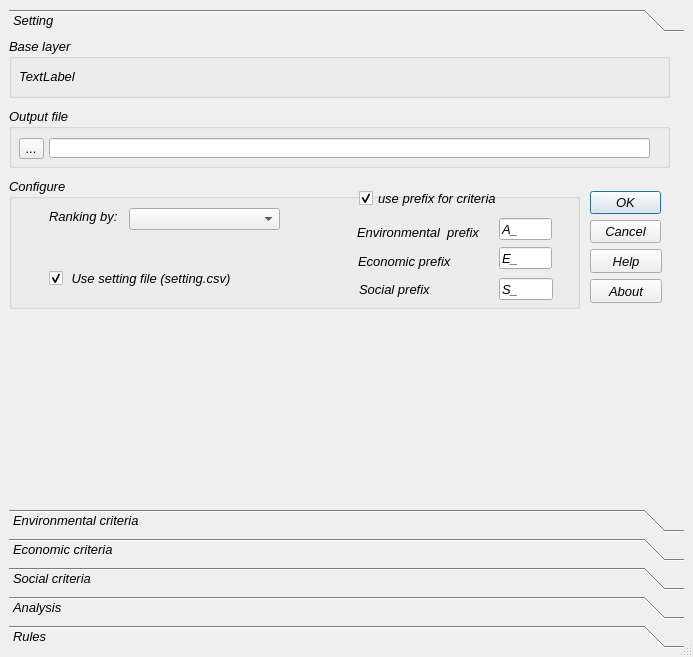
gmassei/geoUmbriaSUIT, file geoSUIT.ui: the form before one commit.
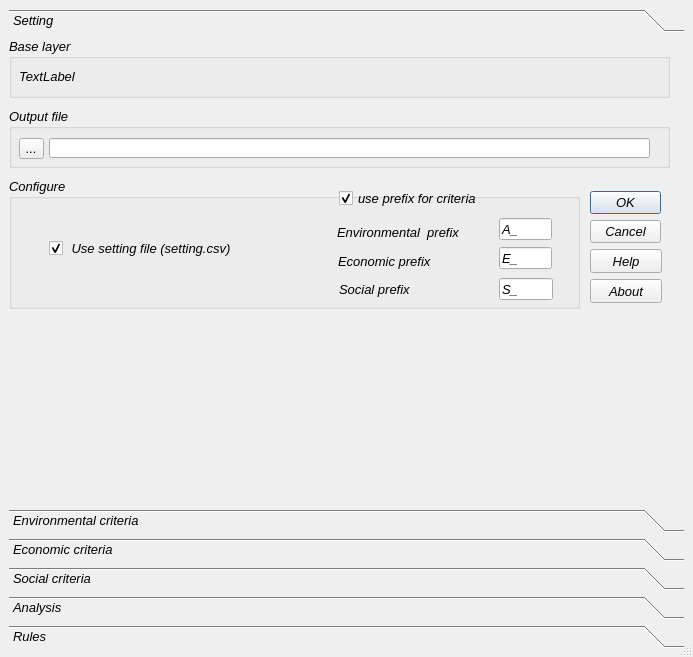
The form after the commit.

```diff
--- a/geoSUIT.ui
+++ b/geoSUIT.ui
@@ -163,7 +163,7 @@
         <property name="geometry">
          <rect>
           <x>40</x>
-          <y>90</y>
+          <y>60</y>
           <width>191</width>
           <height>21</height>
          </rect>
@@ -175,35 +175,6 @@
          <bool>true</bool>
         </property>
        </widget>
-       <widget class="QComboBox" name="algorithmCBox">
-        <property name="geometry">
-         <rect>
-          <x>120</x>
-          <y>30</y>
-          <width>151</width>
-          <height>22</height>
-         </rect>
-        </property>
-        <property name="editable">
-         <bool>false</bool>
-        </property>
-        <property name="maxVisibleItems">
-         <number>3</number>
-        </property>
-       </widget>
-       <widget class="QLabel" name="Ranking">
-        <property name="geometry">
-         <rect>
-          <x>40</x>
-          <y>30</y>
-          <width>91</width>
-          <height>16</height>
-         </rect>
-        </property>
-        <property name="text">
-         <string>Ranking by:</string>
-        </property>
-       </widget>
        <widget class="QLineEdit" name="prefixECOlEdt">
         <property name="geometry">
          <rect>
@@ -220,7 +191,7 @@
        <widget class="QLabel" name="label_2">
         <property name="geometry">
          <rect>
-          <x>349</x>
+          <x>329</x>
           <y>73</y>
           <width>131</width>
           <height>20</height>
@@ -233,7 +204,7 @@
        <widget class="QLabel" name="label">
         <property name="geometry">
          <rect>
-          <x>348</x>
+          <x>328</x>
           <y>46</y>
           <width>131</width>
           <height>16</height>
@@ -246,7 +217,7 @@
        <widget class="QCheckBox" name="preFIXcheckBox">
         <property name="geometry">
          <rect>
-          <x>350</x>
+          <x>330</x>
           <y>10</y>
           <width>144</width>
           <height>20</height>
@@ -262,7 +233,7 @@
        <widget class="QLabel" name="label_5">
         <property name="geometry">
          <rect>
-          <x>350</x>
+          <x>330</x>
           <y>100</y>
           <width>131</width>
           <height>22</height>
```
